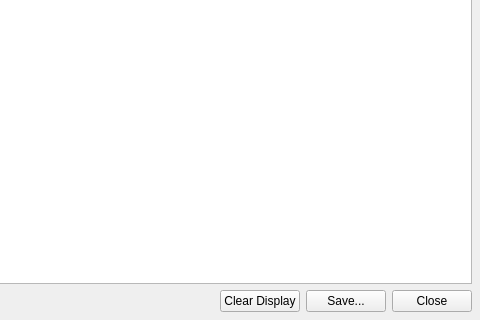
Above: src/cdlglogviewer.ui from grodansparadis/vscp-works-qt before the change; both pictures show x 520 to 1000 and y 330 to 650 of the 1000 by 650 pixel window. Below: the same form after it.
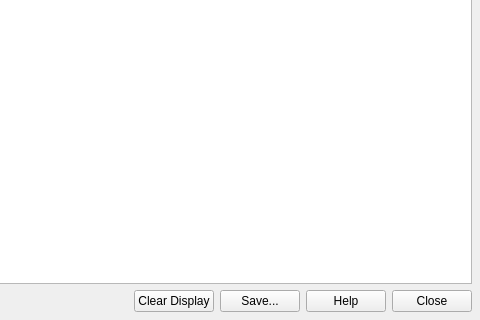
That is the form after the change.

Commit message: Add help to every dialog and fix broken help links

```diff
--- a/src/cdlglogviewer.ui
+++ b/src/cdlglogviewer.ui
@@ -202,6 +202,16 @@
        </property>
       </widget>
      </item>
+     <item>
+      <widget class="QPushButton" name="btnHelp">
+       <property name="toolTip">
+        <string>Open the manual (F1)</string>
+       </property>
+       <property name="text">
+        <string>Help</string>
+       </property>
+      </widget>
+     </item>
      <item>
       <widget class="QPushButton" name="btnClose">
        <property name="text">
```
The commit also changes 53 other files.
